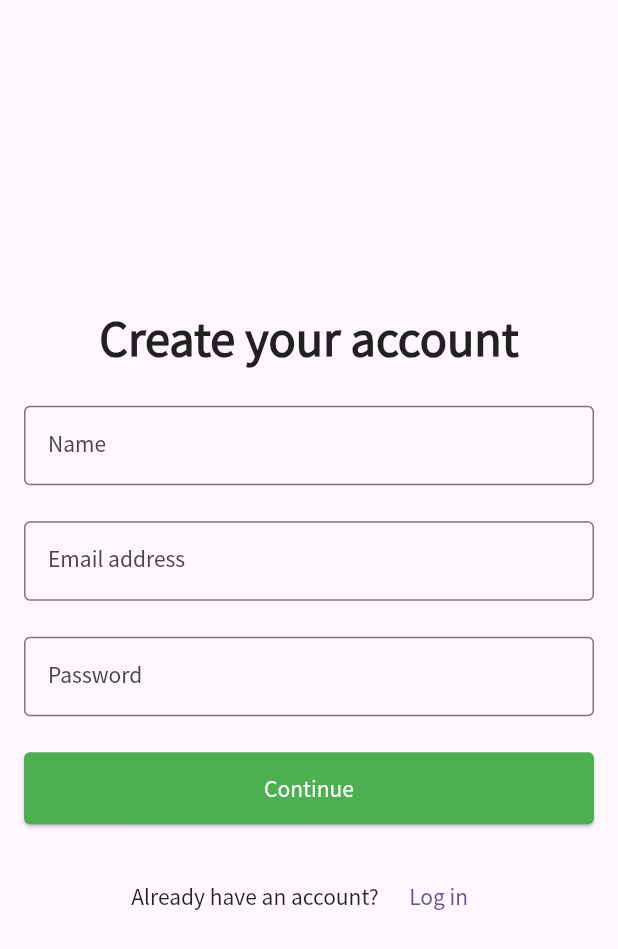
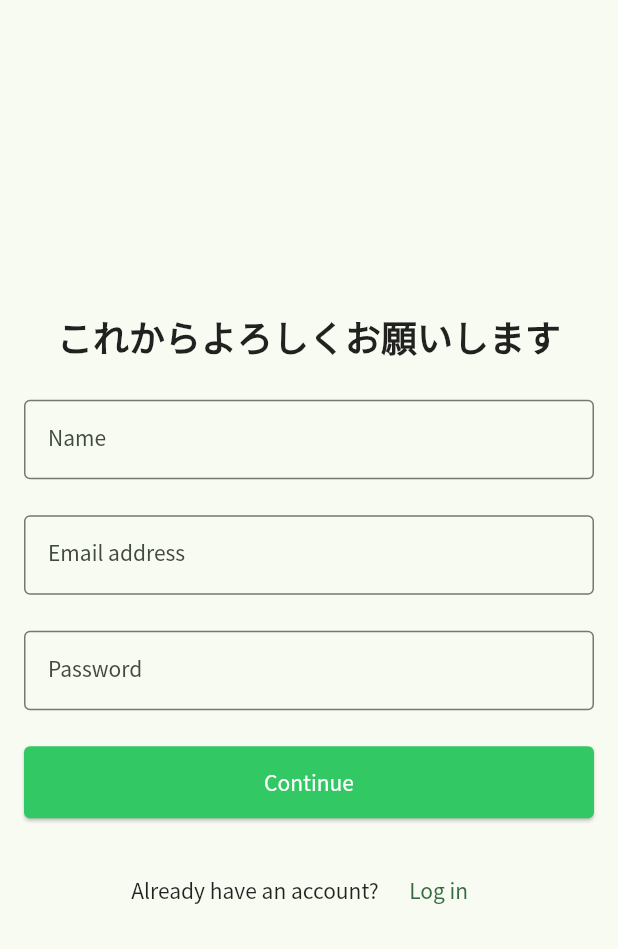
Before and after one commit to heyhey1028/flutter_forwards, a Flutter app: the screen it shows after launch, on a phone screen of 412 x 824 dp. Shown: the top 949 px of the screen. Run offline on Flutter 3.47's test engine with Material 2 defaults, Android fonts, the phone set to English and light mode, and no system bars; our stand-ins replace fl_chart, flutter_dotenv, freezed_annotation, google_fonts, percent_indicator, supabase_flutter; accounts and stored records are empty.

```diff
--- a/lib/main.dart
+++ b/lib/main.dart
@@ -35,7 +35,7 @@ class MyApp extends StatelessWidget {
     return MaterialApp(
       title: 'Flutter Demo',
       theme: ThemeData(
-        colorScheme: ColorScheme.fromSeed(seedColor: Colors.deepPurple),
+        colorScheme: ColorScheme.fromSeed(seedColor: const Color(0xFF32C864)),
         useMaterial3: true,
         textTheme: textTheme,
       ),
--- a/lib/pages/home/components/home_main_content.dart
+++ b/lib/pages/home/components/home_main_content.dart
@@ -33,9 +33,9 @@ class HomeMainContent extends StatelessWidget {
               builder: (context, AsyncSnapshot<UserAchievement?> snapshot) {
                 if (snapshot.hasData) {
                   final data = snapshot.data;
-                  return const AppDonutChart(
-                    amount: 100,
-                    value: 80,
+                  return AppDonutChart(
+                    amount: data!.monthlyTarget,
+                    value: data.totalServiceScreenTimes,
                     color: Colors.white,
                   );
                 }
--- a/lib/pages/signin/ui.dart
+++ b/lib/pages/signin/ui.dart
@@ -37,7 +37,7 @@ class _SigninPageState extends State<SigninPage> {
               mainAxisSize: MainAxisSize.min,
               children: [
                 const Text(
-                  'Welcom back',
+                  'おかえりなさい',
                   style: TextStyle(
                     fontSize: 30,
                     fontWeight: FontWeight.bold,
--- a/lib/pages/signup/ui.dart
+++ b/lib/pages/signup/ui.dart
@@ -55,9 +55,9 @@ class _SignupPageState extends State<SignupPage> {
               mainAxisSize: MainAxisSize.min,
               children: [
                 const Text(
-                  'Create your account',
+                  'これからよろしくお願いします',
                   style: TextStyle(
-                    fontSize: 30,
+                    fontSize: 24,
                     fontWeight: FontWeight.bold,
                   ),
                 ),
--- a/lib/widgets/app_button.dart
+++ b/lib/widgets/app_button.dart
@@ -26,7 +26,7 @@ class AppButton extends StatelessWidget {
         // ボタンのスタイル
         style: ElevatedButton.styleFrom(
           foregroundColor: Colors.white,
-          backgroundColor: Colors.green,
+          backgroundColor: const Color(0xFF32C864),
           shape: RoundedRectangleBorder(
             borderRadius: BorderRadius.circular(4),
           ),
```
Also changed, not shown: lib/pages/home/components/home_header.dart (+11 -1 lines).
